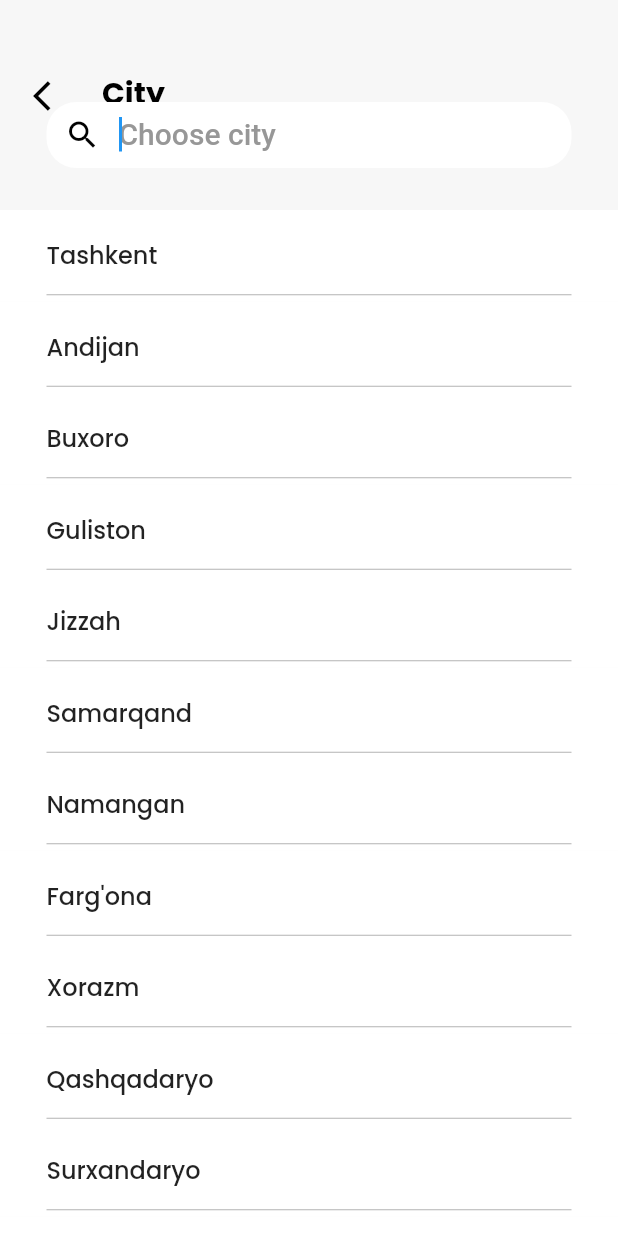
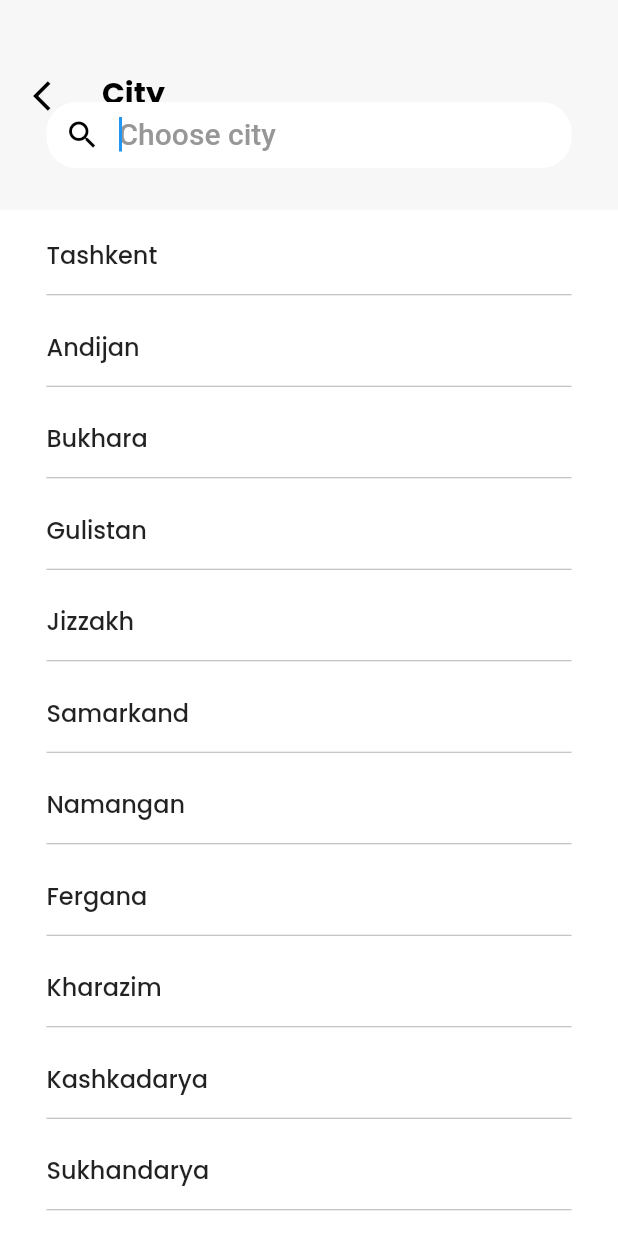
Before and after one commit to Islam047/chayxana-mobile-master, a Flutter app: the ProfilePage screen opened by its route, after a tap on "City", on a phone screen of 412 x 824 dp. Run offline on Flutter 3.47's test engine with Material 2 defaults, Android fonts, the phone set to English and light mode, and no system bars; our stand-ins replace cached_network_image, dio, flutter_svg, get, get_storage, intl_phone_field and 1 more; missing offline and left inert: yandex_mapkit; accounts and stored records are empty; network calls fail.

Commit message:
commit: update language

```diff
--- a/lib/main.dart
+++ b/lib/main.dart
@@ -51,7 +51,7 @@ class MyApp extends StatelessWidget {
       title: 'Chayxana Mobile',
       debugShowCheckedModeBanner: false,
       theme: ThemeData.light(),
-      home: const NotificationPage(),
+      home: const SplashPage(),
       // Localization
       translations: LangService(),
       locale: LangService.locale,
--- a/lib/pages/main/profile/region/region_controller.dart
+++ b/lib/pages/main/profile/region/region_controller.dart
@@ -10,17 +10,17 @@ class RegionController extends GetxController {
   List<String> region = [
     "tashkent".tr,
     "andijan".tr,
-    "Buxoro".tr,
-    "Guliston".tr,
-    "Jizzah".tr,
-    "Samarqand".tr,
-    "Namangan".tr,
-    "Farg'ona".tr,
-    "Xorazm".tr,
-    "Qashqadaryo".tr,
-    "Surxandaryo".tr,
-    "Navoiy".tr,
-    "Qoraqalpog'iston".tr,
+    "bukhara".tr,
+    "gulistan".tr,
+    "jizzax".tr,
+    "samarkand".tr,
+    "namangan".tr,
+    "fargana".tr,
+    "kharazim".tr,
+    "kashkadarya".tr,
+    "sukhandarya".tr,
+    "navaiy".tr,
+    "karakalpaq".tr,
   ];
 
    String? regionName() {
--- a/lib/services/lang_service.dart
+++ b/lib/services/lang_service.dart
@@ -16,9 +16,9 @@ class LangService extends Translations {
   static const fallbackLocale = Locale('en', 'US');
 
   static final items = [
-    'English',
-    'Русский',
-    'O\'zbekcha',
+    "English",
+    "Русский",
+    "O'zbekcha",
   ];
 
   static final langs = [
--- a/lib/services/locals/en_us.dart
+++ b/lib/services/locals/en_us.dart
@@ -59,7 +59,7 @@ const Map<String, String> enUS = {
   "str_room": "Room",
   "str_price": "Price",
 
-  ///detailPage
+  // detailPage
   "location_of_city": "Location",
   "region_locatin":"Amir tumer region",
   "city":"Tashkent",
@@ -113,5 +113,7 @@ const Map<String, String> enUS = {
   "kashkadarya":"Kashkadarya",
   "kharazim":"Kharazim",
   "sukhandarya":"Sukhandarya",
+  "karakalpaq":"Karakalpagistan",
+  "gulistan":"Gulistan",
 
 };
--- a/lib/services/locals/ru_ru.dart
+++ b/lib/services/locals/ru_ru.dart
@@ -42,7 +42,7 @@ const Map<String, String> ruRU = {
   'invalid_password': "Пожалуйста, введите пароль правильно!",
 
   // current project
-  'intro_header_one': "Боле 2 00 занятий \n с акциями и бонусами",
+  'intro_header_one': "Боле 200 занятий \n с акциями и бонусами",
   'intro_content_one': "Получайте подарки, скидки и боеусны",
   'button_next': "далее",
   "button_enter": "начат",
@@ -103,4 +103,6 @@ const Map<String, String> ruRU = {
   "kashkadarya":"Кашкадаря",
   "kharazim":"Харазим",
   "sukhandarya":"Сукхандаря",
+  "karakalpaq":"Каракалпакстан",
+  "gulistan":"Гулистан",
 };
--- a/lib/services/locals/uz_uz.dart
+++ b/lib/services/locals/uz_uz.dart
@@ -95,5 +95,6 @@ const Map<String, String> uzUZ = {
   "kashkadarya":"Qashqadaryo",
   "kharazim":"Xorazm",
   "sukhandarya":"Surxondaryo",
-
+  "karakalpaq":"Qoraqalpog'iston",
+  "gulistan":"Guliston",
 };
```
